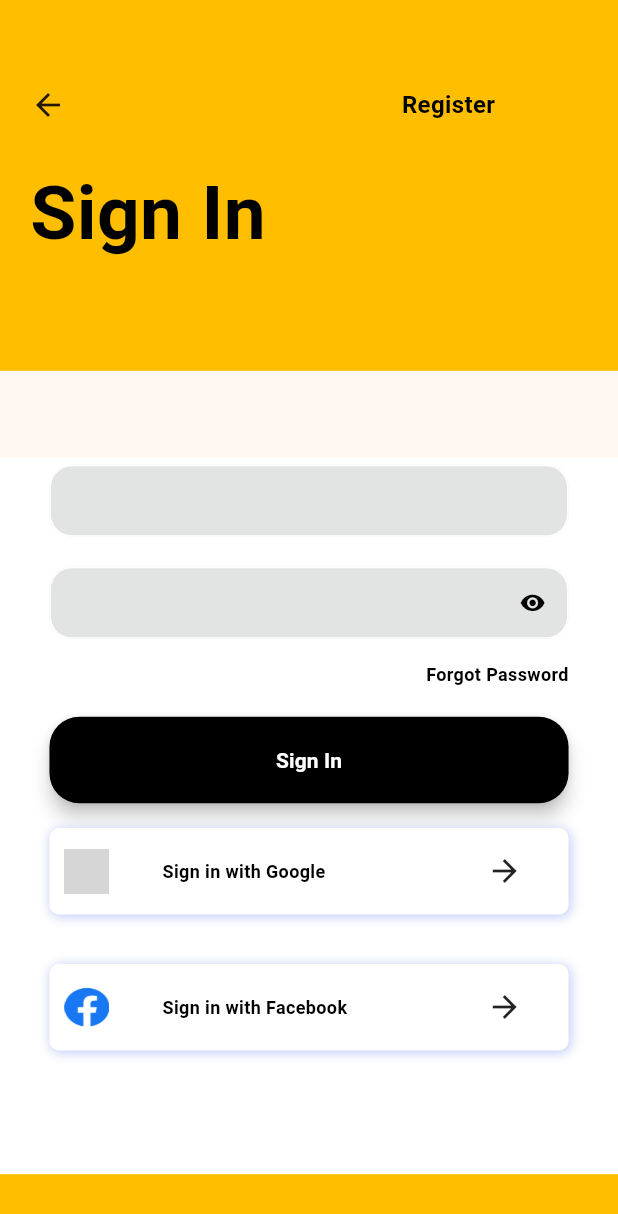
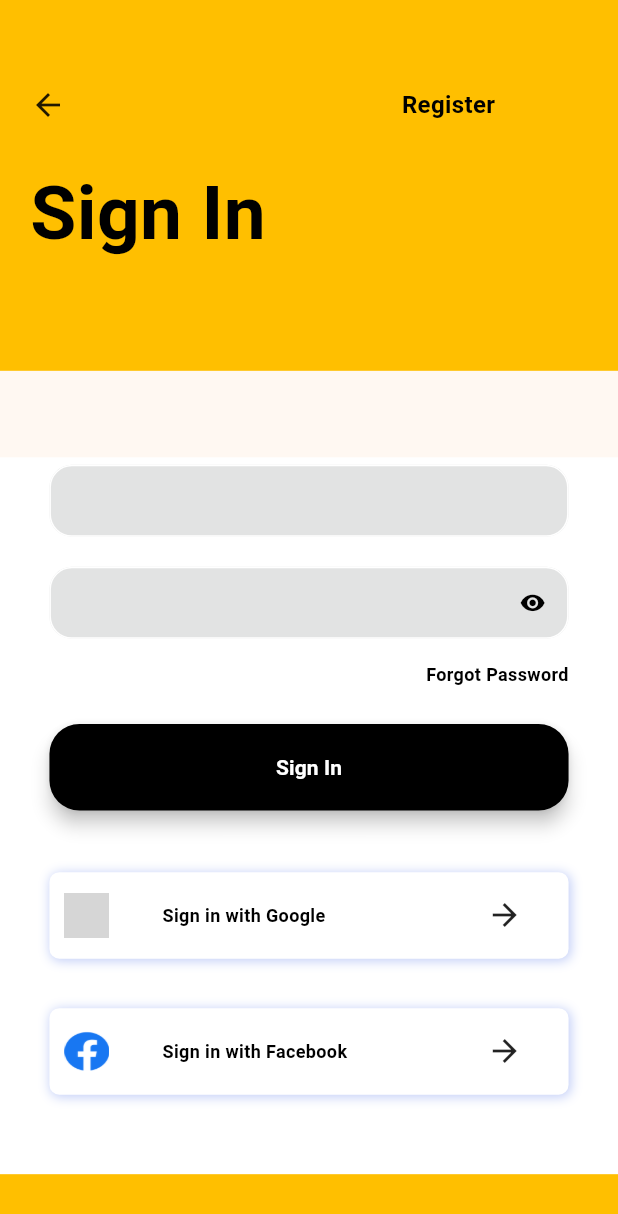
Before and after one commit to Xolani2015/kota-attack-mobile-app, a Flutter app: the LoginPage widget shown alone on an empty page, opened directly, on a phone screen of 412 x 824 dp. Shown: the top 1214 px of the screen. Run offline on Flutter 3.47's test engine with Material 2 defaults, Android fonts, the phone set to English and light mode, and no system bars; our stand-ins replace intl_phone_field; grey boxes are pictures that could not be loaded.

Commit message:
feat: Realign login widgets

```diff
--- a/lib/app/pages/login_page/login_page.dart
+++ b/lib/app/pages/login_page/login_page.dart
@@ -67,7 +67,7 @@ class _LoginPageState extends State<LoginPage> {
                   ],
                 ),
                 SizedBox(
-                  height: 20,
+                  height: mediaQueryHeight * 0.03,
                 ),
                 Row(
                   children: [
@@ -89,7 +89,9 @@ class _LoginPageState extends State<LoginPage> {
                     )),
                   ],
                 ),
-                SizedBox(height: mediaQueryHeight * 0.02),
+                SizedBox(
+                  height: mediaQueryHeight * 0.05,
+                ),
                 Row(
                   children: [
                     Expanded(
```
